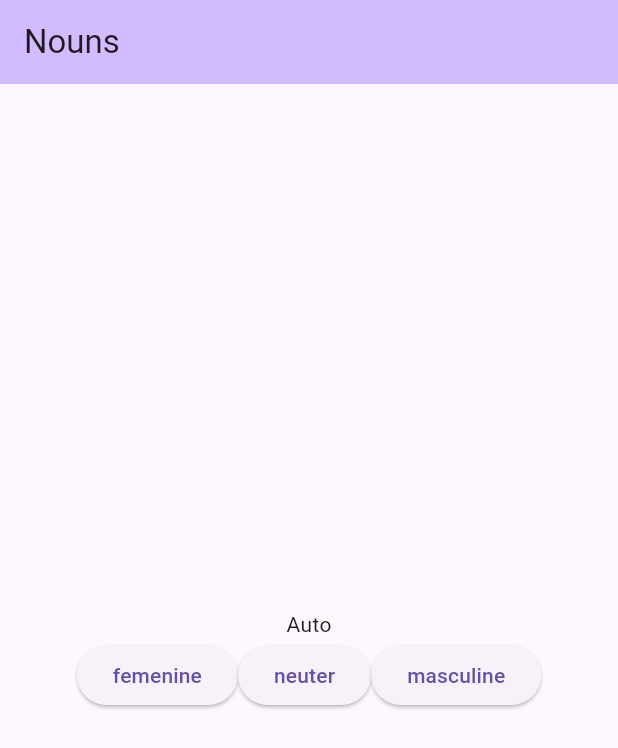
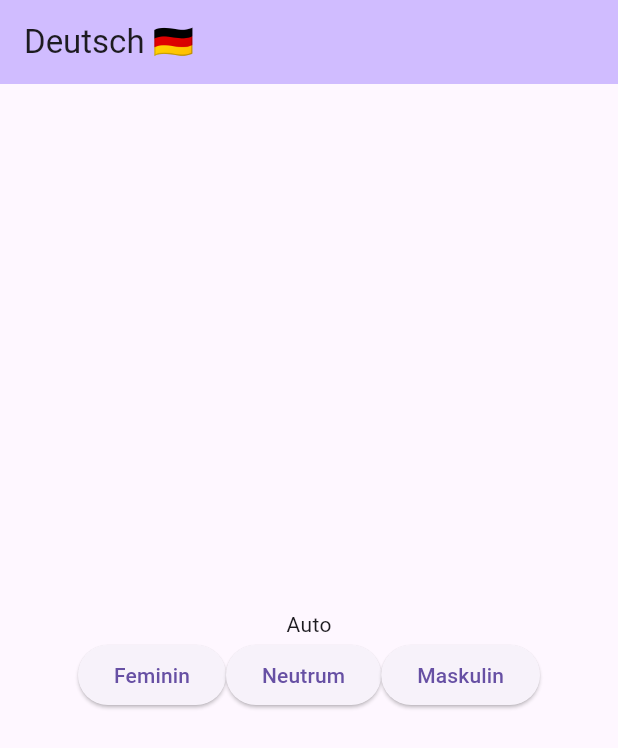
Before and after one commit to juandelgado/gendered-app, a Flutter app: the screen it shows after launch, on a phone screen of 412 x 824 dp. Shown: the top 748 px of the screen. Run offline on Flutter 3.47's test engine with Material 3 defaults, Android fonts, the phone set to English and light mode, and no system bars; our stand-ins replace bloc, equatable, flutter_bloc; generated files the repository leaves out were written again.

Commit message:
feat: sets DE as the default language

```diff
--- a/l10n.yaml
+++ b/l10n.yaml
@@ -1,4 +1,4 @@
 arb-dir: lib/l10n/arb
-template-arb-file: app_en.arb
+template-arb-file: app_de.arb
 output-localization-file: app_localizations.dart
 nullable-getter: false
--- /dev/null
+++ b/lib/app/cubit/language_cubit.dart
@@ -0,0 +1,6 @@
+import 'package:bloc/bloc.dart';
+import 'package:gendered/model/language.dart';
+
+class LanguageCubit extends Cubit<Language> {
+  LanguageCubit() : super(German());
+}
--- a/lib/app/view/app.dart
+++ b/lib/app/view/app.dart
@@ -1,5 +1,6 @@
 import 'package:flutter/material.dart';
 import 'package:flutter_bloc/flutter_bloc.dart';
+import 'package:gendered/app/cubit/language_cubit.dart';
 import 'package:gendered/l10n/l10n.dart';
 import 'package:gendered/nouns/cubit/nouns_cubit.dart';
 import 'package:gendered/nouns/view/nouns_page.dart';
@@ -10,7 +11,9 @@ class App extends StatelessWidget {
   @override
   Widget build(BuildContext context) {
     // NOTE (JD): optional cubit to enable testing
-    final cubit = context.read<NounsCubit?>();
+    final nounsCubit = context.read<NounsCubit?>();
+
+    // https://docs.flutter.dev/ui/accessibility-and-internationalization/internationalization#overriding-the-locale
 
     return MaterialApp(
       theme: ThemeData(
@@ -21,8 +24,28 @@ class App extends StatelessWidget {
       ),
       localizationsDelegates: AppLocalizations.localizationsDelegates,
       supportedLocales: AppLocalizations.supportedLocales,
-      home: NounsPage(
-        cubit: cubit,
+      home: BlocProvider(
+        create: (context) => LanguageCubit(),
+        child: Builder(
+          builder: (context) {
+            // NOTE we override the locale because regardless of the
+            // locale of the device, we want the interface
+            // set to the locale defined in the app
+            final appLocale = context.read<LanguageCubit>().state.locale;
+
+            return Localizations.override(
+              context: context,
+              locale: Locale(appLocale),
+              child: Builder(
+                builder: (context) {
+                  return NounsPage(
+                    cubit: nounsCubit,
+                  );
+                },
+              ),
+            );
+          },
+        ),
       ),
     );
   }
--- /dev/null
+++ b/lib/extensions/string_extensions.dart
@@ -0,0 +1,6 @@
+extension StringExtension on String {
+  String capitalize() {
+    if (isEmpty) return this;
+    return '${this[0].toUpperCase()}${substring(1).toLowerCase()}';
+  }
+}
--- /dev/null
+++ b/lib/model/gender.dart
@@ -0,0 +1,5 @@
+enum Gender {
+  neuter,
+  feminine,
+  masculine,
+}
--- a/lib/model/genre.dart
+++ /dev/null
@@ -1,5 +0,0 @@
-enum Genre {
-  neuter,
-  femenine,
-  masculine,
-}
--- /dev/null
+++ b/lib/model/language.dart
@@ -0,0 +1,28 @@
+import 'package:equatable/equatable.dart';
+import 'package:gendered/model/gender.dart';
+
+class Language with EquatableMixin {
+  Language({
+    required this.name,
+    required this.locale,
+    required this.flag,
+    required this.genders,
+  });
+
+  final String name;
+  final String locale;
+  final String flag;
+  final List<Gender> genders;
+
+  @override
+  List<Object> get props => [name, locale, flag, genders];
+}
+
+class German extends Language {
+  German({
+    super.name = 'Deutsch',
+    super.locale = 'de',
+    super.flag = '🇩🇪',
+    super.genders = const [Gender.feminine, Gender.neuter, Gender.masculine],
+  });
+}
--- a/lib/model/noun.dart
+++ b/lib/model/noun.dart
@@ -1,12 +1,12 @@
 import 'package:equatable/equatable.dart';
-import 'package:gendered/model/genre.dart';
+import 'package:gendered/model/gender.dart';
 
 class Noun with EquatableMixin {
-  const Noun({required this.name, required this.genre});
+  const Noun({required this.name, required this.gender});
 
   final String name;
-  final Genre genre;
+  final Gender gender;
 
   @override
-  List<Object> get props => [name, genre];
+  List<Object> get props => [name, gender];
 }
--- a/lib/nouns/cubit/nouns_cubit.dart
+++ b/lib/nouns/cubit/nouns_cubit.dart
@@ -2,7 +2,7 @@ import 'dart:async';
 
 import 'package:bloc/bloc.dart';
 import 'package:equatable/equatable.dart';
-import 'package:gendered/model/genre.dart';
+import 'package:gendered/model/gender.dart';
 import 'package:gendered/model/noun.dart';
 import 'package:gendered/repository/nouns_repository.dart';
 import 'package:meta/meta.dart';
@@ -27,8 +27,8 @@ class NounsCubit extends Cubit<NounsState> {
     }
   }
 
-  Future<void> validate({required Noun noun, required Genre answer}) async {
-    if (noun.genre == answer) {
+  Future<void> validate({required Noun noun, required Gender answer}) async {
+    if (noun.gender == answer) {
       emit(NounsCorrect(noun: noun));
       await Future<void>.delayed(const Duration(milliseconds: 1500));
       unawaited(load());
--- a/lib/nouns/view/nouns_page.dart
+++ b/lib/nouns/view/nouns_page.dart
@@ -1,6 +1,9 @@
 import 'package:flutter/material.dart';
 import 'package:flutter_bloc/flutter_bloc.dart';
-import 'package:gendered/model/genre.dart';
+import 'package:gendered/app/cubit/language_cubit.dart';
+import 'package:gendered/extensions/string_extensions.dart';
+import 'package:gendered/l10n/l10n.dart';
+import 'package:gendered/model/gender.dart';
 import 'package:gendered/model/noun.dart';
 import 'package:gendered/nouns/cubit/nouns_cubit.dart';
 
@@ -28,9 +31,12 @@ class NounsView extends StatelessWidget {
 
   @override
   Widget build(BuildContext context) {
+    // final l10n = context.l10n;
+    final language = context.read<LanguageCubit>().state;
+
     return Scaffold(
       appBar: AppBar(
-        title: const Text('Nouns'),
+        title: Text('${language.name} ${language.flag}'),
       ),
       body: BlocBuilder<NounsCubit, NounsState>(
         builder: (context, state) {
@@ -45,10 +51,10 @@ class NounsView extends StatelessWidget {
                     final noun = (state as NounsIncorrect).noun;
                     return NounsViewIncorrect(
                       noun: noun,
-                      onGenreSelected: (genre) {
+                      onGenderSelected: (gender) {
                         context
                             .read<NounsCubit>()
-                            .validate(noun: noun, answer: genre);
+                            .validate(noun: noun, answer: gender);
                       },
                       onNextNoun: () {
                         context.read<NounsCubit>().load();
@@ -58,10 +64,10 @@ class NounsView extends StatelessWidget {
                     final noun = (state as NounsLoaded).noun;
                     return NounsViewLoaded(
                       noun: noun,
-                      onGenreSelected: (genre) {
+                      onGenderSelected: (gender) {
                         context
                             .read<NounsCubit>()
-                            .validate(noun: noun, answer: genre);
+                            .validate(noun: noun, answer: gender);
                       },
                     );
                   case NounsLoadingError:
@@ -86,26 +92,27 @@ class NounsViewIncorrect extends StatelessWidget {
   const NounsViewIncorrect({
     required this.onNextNoun,
     required this.noun,
-    required this.onGenreSelected,
+    required this.onGenderSelected,
     super.key,
   });
 
   final Noun noun;
-  final ValueChanged<Genre> onGenreSelected;
+  final ValueChanged<Gender> onGenderSelected;
   final VoidCallback onNextNoun;
   static const Key nextKey = Key('NounsViewIncorrectNext');
 
   @override
   Widget build(BuildContext context) {
+    final l10n = context.l10n;
     return Column(
       mainAxisSize: MainAxisSize.min,
       children: [
         const Text('❌'),
-        NounsViewLoaded(noun: noun, onGenreSelected: onGenreSelected),
+        NounsViewLoaded(noun: noun, onGenderSelected: onGenderSelected),
         ElevatedButton(
           key: nextKey,
           onPressed: onNextNoun,
-          child: const Text('Next'),
+          child: Text(l10n.next),
         ),
       ],
     );
@@ -134,15 +141,18 @@ class NounsViewCorrect extends StatelessWidget {
 class NounsViewLoaded extends StatelessWidget {
   const NounsViewLoaded({
     required this.noun,
-    this.onGenreSelected,
+    this.onGenderSelected,
     super.key,
   });
 
   final Noun noun;
-  final ValueChanged<Genre>? onGenreSelected;
+  final ValueChanged<Gender>? onGenderSelected;
 
   @override
   Widget build(BuildContext context) {
+    final l10n = context.l10n;
+    final language = context.read<LanguageCubit>().state;
+
     return Column(
       mainAxisSize: MainAxisSize.min,
       children: [
@@ -150,30 +160,14 @@ class NounsViewLoaded extends StatelessWidget {
         Row(
           mainAxisSize: MainAxisSize.min,
           children: [
-            ElevatedButton(
-              onPressed: onGenreSelected == null
-                  ? null
-                  : () => onGenreSelected!(Genre.femenine),
-              child: Text(
-                Genre.femenine.name,
+            for (final gender in language.genders)
+              ElevatedButton(
+                key: Key('selectGender${gender.name.capitalize()}'),
+                onPressed: onGenderSelected == null
+                    ? null
+                    : () => onGenderSelected!(gender),
+                child: Text(l10n.getGender(gender)),
               ),
-            ),
-            ElevatedButton(
-              onPressed: onGenreSelected == null
-                  ? null
-                  : () => onGenreSelected!(Genre.neuter),
-              child: Text(
-                Genre.neuter.name,
-              ),
-            ),
-            ElevatedButton(
-              onPressed: onGenreSelected == null
-                  ? null
-                  : () => onGenreSelected!(Genre.masculine),
-              child: Text(
-                Genre.masculine.name,
-              ),
-            ),
           ],
         ),
       ],
@@ -199,14 +193,15 @@ class NounsViewLoadingError extends StatelessWidget {
 
   @override
   Widget build(BuildContext context) {
+    final l10n = context.l10n;
     return Column(
       mainAxisSize: MainAxisSize.min,
       children: [
-        const Text('Something went wrong'),
+        Text(l10n.something_went_wrong),
         ElevatedButton(
           key: tryAgainKey,
           onPressed: onTryAgain,
-          child: const Text('Try again'),
+          child: Text(l10n.try_again),
         ),
       ],
     );
--- a/lib/repository/nouns_repository.dart
+++ b/lib/repository/nouns_repository.dart
@@ -1,16 +1,16 @@
 import 'dart:math';
 
-import 'package:gendered/model/genre.dart';
+import 'package:gendered/model/gender.dart';
 import 'package:gendered/model/noun.dart';
 
 final List<Noun> _nouns = [
-  const Noun(name: 'Liebe', genre: Genre.femenine),
-  const Noun(name: 'Orange', genre: Genre.femenine),
-  const Noun(name: 'Auto', genre: Genre.neuter),
-  const Noun(name: 'Pferd', genre: Genre.neuter),
-  const Noun(name: 'Gebäude', genre: Genre.neuter),
-  const Noun(name: 'Teppich', genre: Genre.masculine),
-  const Noun(name: 'Sittich', genre: Genre.masculine),
+  const Noun(name: 'Liebe', gender: Gender.feminine),
+  const Noun(name: 'Orange', gender: Gender.feminine),
+  const Noun(name: 'Auto', gender: Gender.neuter),
+  const Noun(name: 'Pferd', gender: Gender.neuter),
+  const Noun(name: 'Gebäude', gender: Gender.neuter),
+  const Noun(name: 'Teppich', gender: Gender.masculine),
+  const Noun(name: 'Sittich', gender: Gender.masculine),
 ];
 
 class NounsRepository {
```
Also changed, not shown: lib/l10n/arb/app_de.arb (added, +17 -0 lines), lib/l10n/arb/app_en.arb (deleted, +0 -7 lines), lib/l10n/arb/app_es.arb (deleted, +0 -7 lines), lib/l10n/l10n.dart (+14 -0 lines), 5 other files.
